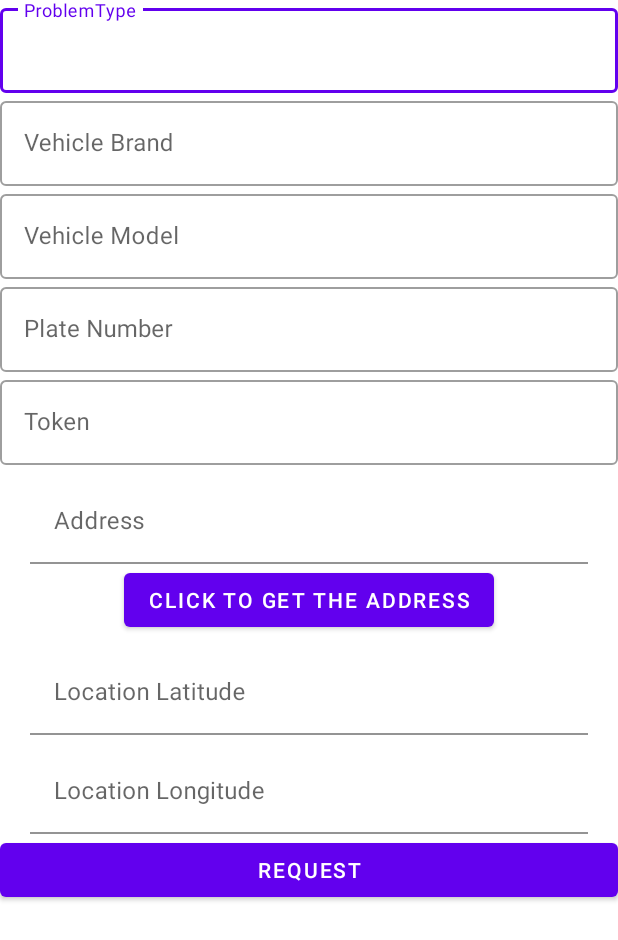
After one commit to Team-Phantoms/SawariSewa-Frontend, an Android app: the layout activity_something_else.xml on its own in the app's theme, with its tools: preview values and no code run, on a phone screen of 412 x 824 dp. The commit adds this screen. Shown: the top 940 px of the screen. Run offline under Robolectric (Android 15) with nearby library versions, the phone set to English and light mode, and no system bars; Roboto replaces fonts that are not available here.

Commit message:
some changes

```diff
--- a/app/src/main/java/com/example/sawariapatkalinsewa/Customerui/BluebookActivity.kt
+++ b/app/src/main/java/com/example/sawariapatkalinsewa/Customerui/SomethingElseActivity.kt
@@ -4,9 +4,9 @@ import androidx.appcompat.app.AppCompatActivity
 import android.os.Bundle
 import com.example.sawariapatkalinsewa.R
 
-class BluebookActivity : AppCompatActivity() {
+class SomethingElseActivity : AppCompatActivity() {
     override fun onCreate(savedInstanceState: Bundle?) {
         super.onCreate(savedInstanceState)
-        setContentView(R.layout.activity_bluebook)
+        setContentView(R.layout.activity_something_else)
     }
 }
--- /dev/null
+++ b/app/src/main/res/drawable/ic_baseline_add_24.xml
@@ -0,0 +1,5 @@
+<vector android:autoMirrored="true" android:height="24dp"
+    android:tint="?attr/colorControlNormal" android:viewportHeight="24"
+    android:viewportWidth="24" android:width="24dp" xmlns:android="http://schemas.android.com/apk/res/android">
+    <path android:fillColor="@android:color/white" android:pathData="M19,13h-6v6h-2v-6H5v-2h6V5h2v6h6v2z"/>
+</vector>
--- /dev/null
+++ b/app/src/main/res/layout/activity_something_else.xml
@@ -0,0 +1,125 @@
+<?xml version="1.0" encoding="utf-8"?>
+<LinearLayout xmlns:android="http://schemas.android.com/apk/res/android"
+    xmlns:tools="http://schemas.android.com/tools"
+    android:layout_width="match_parent"
+    android:layout_height="match_parent"
+    android:orientation="vertical"
+    tools:context=".Customerui.SomethingElseActivity">
+
+    <com.google.android.material.textfield.TextInputLayout
+        android:layout_width="match_parent"
+        android:layout_height="wrap_content"
+        android:hint="ProblemType"
+        style="@style/Widget.MaterialComponents.TextInputLayout.OutlinedBox">
+        <com.google.android.material.textfield.TextInputEditText
+            android:id="@+id/tvproblemtype"
+            android:layout_width="match_parent"
+            android:layout_height="wrap_content" />
+    </com.google.android.material.textfield.TextInputLayout>
+
+    <com.google.android.material.textfield.TextInputLayout
+        android:layout_width="match_parent"
+        android:layout_height="wrap_content"
+        android:hint="Vehicle Brand"
+        style="@style/Widget.MaterialComponents.TextInputLayout.OutlinedBox">
+        <com.google.android.material.textfield.TextInputEditText
+            android:id="@+id/rvechbrand"
+            android:layout_width="match_parent"
+            android:layout_height="wrap_content" />
+    </com.google.android.material.textfield.TextInputLayout>
+
+    <com.google.android.material.textfield.TextInputLayout
+        android:layout_width="match_parent"
+        android:layout_height="wrap_content"
+        android:hint="Vehicle Model"
+        style="@style/Widget.MaterialComponents.TextInputLayout.OutlinedBox">
+        <com.google.android.material.textfield.TextInputEditText
+            android:id="@+id/rvechmodel"
+            android:layout_width="match_parent"
+            android:layout_height="wrap_content" />
+    </com.google.android.material.textfield.TextInputLayout>
+    <com.google.android.material.textfield.TextInputLayout
+        android:layout_width="match_parent"
+        android:layout_height="wrap_content"
+        android:hint="Plate Number"
+        style="@style/Widget.MaterialComponents.TextInputLayout.OutlinedBox">
+        <com.google.android.material.textfield.TextInputEditText
+            android:id="@+id/rplatenum"
+            android:layout_width="match_parent"
+            android:layout_height="wrap_content" />
+    </com.google.android.material.textfield.TextInputLayout>
+
+    <com.google.android.material.textfield.TextInputLayout
+        android:layout_width="match_parent"
+        android:layout_height="wrap_content"
+        android:hint="Token"
+        style="@style/Widget.MaterialComponents.TextInputLayout.OutlinedBox">
+        <com.google.android.material.textfield.TextInputEditText
+            android:id="@+id/token"
+            android:layout_width="match_parent"
+            android:layout_height="wrap_content" />
+    </com.google.android.material.textfield.TextInputLayout>
+
+    <com.google.android.material.textfield.TextInputLayout
+        android:layout_width="match_parent"
+        android:layout_height="wrap_content"
+        >
+
+        <com.google.android.material.textfield.TextInputEditText
+            android:id="@+id/etraddress"
+            android:layout_width="match_parent"
+            android:layout_height="wrap_content"
+            android:layout_marginLeft="20dp"
+            android:layout_marginTop="10dp"
+
+            android:layout_marginRight="20dp"
+            android:background="@color/white"
+            android:hint="Address" />
+        <com.google.android.material.button.MaterialButton
+            android:id="@+id/btnraddress"
+            android:layout_width="wrap_content"
+            android:layout_height="wrap_content"
+
+            android:layout_gravity="center"
+            android:text="Click to get the address"/>
+    </com.google.android.material.textfield.TextInputLayout>
+    <com.google.android.material.textfield.TextInputLayout
+        android:layout_width="match_parent"
+        android:layout_height="wrap_content">
+
+        <com.google.android.material.textfield.TextInputEditText
+            android:id="@+id/etrLocationlat"
+            android:layout_width="match_parent"
+            android:layout_height="wrap_content"
+            android:layout_marginLeft="20dp"
+            android:layout_marginTop="10dp"
+
+            android:layout_marginRight="20dp"
+            android:background="@color/white"
+            android:hint="Location Latitude" />
+    </com.google.android.material.textfield.TextInputLayout>
+
+    <com.google.android.material.textfield.TextInputLayout
+        android:layout_width="match_parent"
+        android:layout_height="wrap_content">
+
+        <com.google.android.material.textfield.TextInputEditText
+            android:id="@+id/etrLocationlong"
+            android:layout_width="match_parent"
+            android:layout_height="wrap_content"
+            android:layout_marginLeft="20dp"
+            android:layout_marginTop="10dp"
+
+            android:layout_marginRight="20dp"
+            android:background="@color/white"
+            android:hint="Location Longitude" />
+    </com.google.android.material.textfield.TextInputLayout>
+
+
+    <Button
+        android:id="@+id/btnrequest"
+        android:layout_width="match_parent"
+        android:layout_height="wrap_content"
+        android:text="Request"/>
+
+</LinearLayout>
```
Also changed, not shown: app/src/main/java/com/example/sawariapatkalinsewa/Customerui/AddRequestActivity.kt (+1 -6 lines), app/src/main/res/layout/activity_bluebook.xml (deleted, +0 -138 lines).
